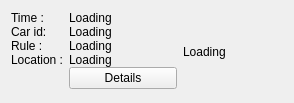
The window that UI/ViolationItem.ui (rahatzamancse/Traffic-Rules-Violation-Detection) describes before a commit, drawn with Qt 5.
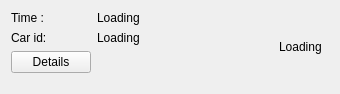
The same window after the commit.

What changed in the file:
```diff
--- a/UI/ViolationItem.ui
+++ b/UI/ViolationItem.ui
@@ -6,8 +6,8 @@
    <rect>
     <x>0</x>
     <y>0</y>
-    <width>294</width>
-    <height>103</height>
+    <width>340</width>
+    <height>94</height>
    </rect>
   </property>
   <property name="windowTitle">
@@ -16,12 +16,6 @@
   <layout class="QHBoxLayout" name="horizontalLayout">
    <item>
     <layout class="QFormLayout" name="formLayout">
-     <property name="horizontalSpacing">
-      <number>6</number>
-     </property>
-     <property name="verticalSpacing">
-      <number>0</number>
-     </property>
      <item row="0" column="0">
       <widget class="QLabel" name="time_label">
        <property name="text">
@@ -51,48 +45,45 @@
       </widget>
      </item>
      <item row="2" column="0">
-      <widget class="QLabel" name="rule_label">
-       <property name="text">
-        <string>Rule :</string>
-       </property>
-      </widget>
-     </item>
-     <item row="2" column="1">
-      <widget class="QLabel" name="rule">
-       <property name="text">
-        <string>Loading</string>
-       </property>
-      </widget>
-     </item>
-     <item row="3" column="0">
-      <widget class="QLabel" name="location_label">
-       <property name="text">
-        <string>Location :</string>
-       </property>
-      </widget>
-     </item>
-     <item row="3" column="1">
-      <widget class="QLabel" name="location">
-       <property name="text">
-        <string>Loading</string>
-       </property>
-      </widget>
-     </item>
-     <item row="4" column="1">
       <widget class="QPushButton" name="details_button">
        <property name="text">
         <string>Details</string>
        </property>
       </widget>
      </item>
+     <item row="2" column="1">
+      <spacer name="horizontalSpacer">
+       <property name="orientation">
+        <enum>Qt::Horizontal</enum>
+       </property>
+       <property name="sizeHint" stdset="0">
+        <size>
+         <width>40</width>
+         <height>20</height>
+        </size>
+       </property>
+      </spacer>
+     </item>
     </layout>
    </item>
    <item>
     <widget class="QLabel" name="carimage">
+     <property name="sizePolicy">
+      <sizepolicy hsizetype="Fixed" vsizetype="Fixed">
+       <horstretch>0</horstretch>
+       <verstretch>0</verstretch>
+      </sizepolicy>
+     </property>
+     <property name="minimumSize">
+      <size>
+       <width>50</width>
+       <height>50</height>
+      </size>
+     </property>
      <property name="maximumSize">
       <size>
-       <width>100</width>
-       <height>100</height>
+       <width>50</width>
+       <height>50</height>
       </size>
      </property>
      <property name="text">
```
Left out of the diff: 3 changed lines with no effect on the pictures.
